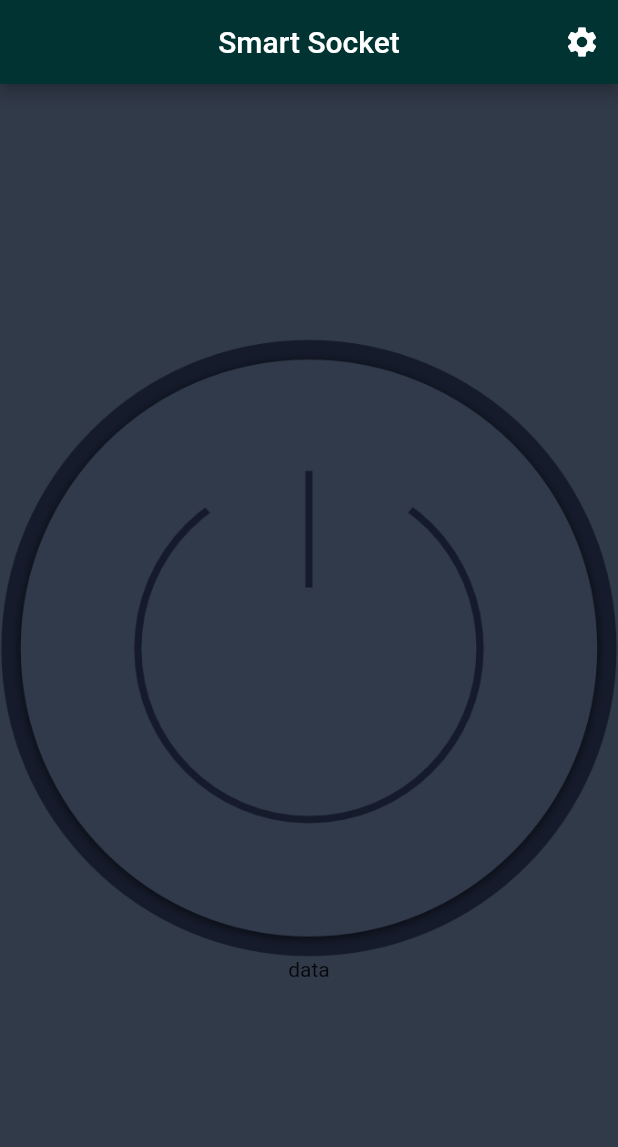
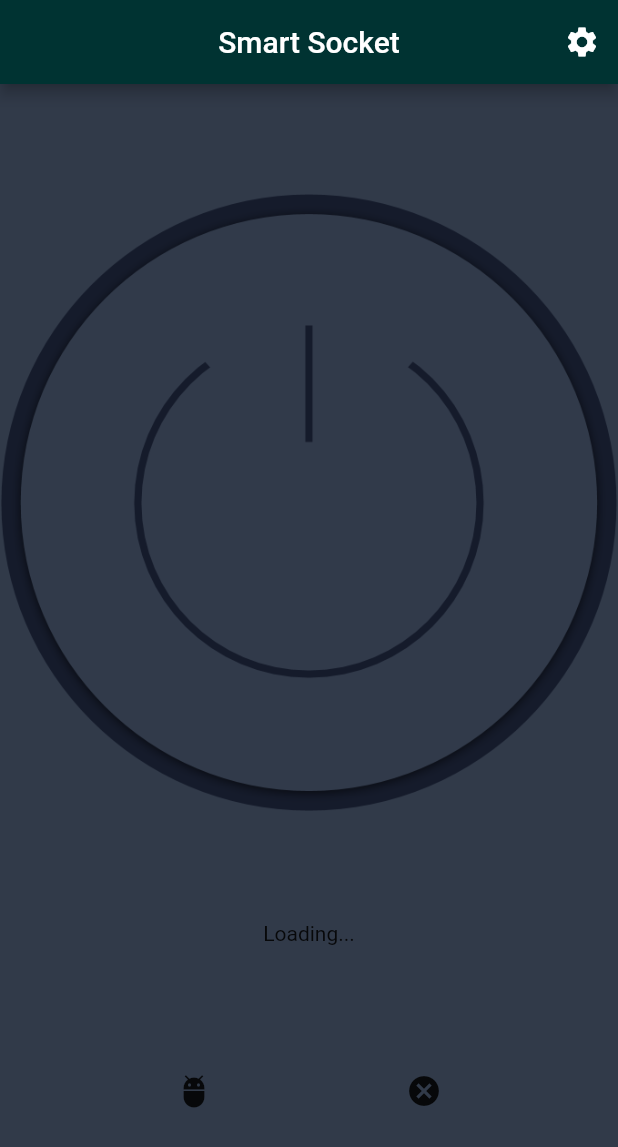
Before and after one commit to aleeraser/PyPlugApp, a Flutter app: the screen it shows after launch, on a phone screen of 412 x 824 dp. Shown: the top 1147 px of the screen. Run offline on Flutter 3.47's test engine with Material 2 defaults, Android fonts, the phone set to English and light mode, and no system bars.

Commit message:
Rewritten startup and socket connection logic. Socket timeout handling.

```diff
--- a/lib/main.dart
+++ b/lib/main.dart
@@ -1,6 +1,15 @@
+import 'dart:io';
+
 import 'package:flutter/material.dart';
+
+import 'customImageButton.dart';
 import 'settingsView.dart';
-import 'customImageButton.dart';
+
+const SOCKET_TIMEOUT = 5;
+
+Socket s;
+
+enum Commands { ATON, ATOFF, ATPRINT, ATZERO, ATRESET, ATPOWER, ATREAD, ATSTATE }
 
 void main() => runApp(MyApp());
 
@@ -12,22 +21,28 @@ class MyApp extends StatelessWidget {
       theme: ThemeData(
         primaryColor: Color.fromARGB(255, 0, 51, 50),
       ),
-      home: SocketHomePage(),
+      home: SmartSocketHomePage(),
     );
   }
 }
 
-class SocketHomePage extends StatefulWidget {
+class SmartSocketHomePage extends StatefulWidget {
   @override
-  _SocketHomePageState createState() => _SocketHomePageState();
+  _SmartSocketHomePageState createState() => _SmartSocketHomePageState();
 }
 
-class _SocketHomePageState extends State<SocketHomePage> {
-  // String _socketStatus = 'Socket is off';
-  bool _status = false;
-  var _assetImage = AssetImage("assets/images/btn_off.png");
-  var _image = new Image(image: AssetImage("assets/images/btn_off.png"));
-  var _bgColor = new Color.fromARGB(255, 49, 58, 73);
+class _SmartSocketHomePageState extends State<SmartSocketHomePage> {
+  final GlobalKey<ScaffoldState> _scaffoldKey = GlobalKey<ScaffoldState>();
+  bool _status;
+  String get statusText {
+    if (_status == null) {
+      return 'Loading...';
+    } else if (_status) {
+      return 'Socket is on';
+    } else {
+      return 'Socket is off';
+    }
+  }
 
   void _navigateToSettings() {
     Navigator.of(context).push(
@@ -39,11 +54,73 @@ class _SocketHomePageState extends State<SocketHomePage> {
     );
   }
 
+  void _destroySocket() {
+    if (s != null) {
+      s.close();
+      s.destroy();
+      s = null;
+      // debugPrint("Destroyed socket.");
+    } else {
+      debugPrint("Socket wasn't opened.");
+    }
+  }
+
+  void _socketConnection({Commands command, String url, int port, Function onDataCallback, Function onErrorCallback, Function onDoneCallback}) {
+    final _url = url != null ? url : '192.168.4.1';
+    final _port = port != null ? port : 8888;
+    final _commandStr = command.toString().replaceAll('Commands.', '');
+
+    Socket.connect(_url, _port, timeout: Duration(seconds: SOCKET_TIMEOUT)).then((Socket _s) {
+      s = _s;
+      s.write('$_commandStr\n');
+      s.listen(onDataCallback != null ? onDataCallback : null, onError: onErrorCallback != null ? onErrorCallback : (error) => _showMessage('Error'), cancelOnError: true,
+          onDone: () {
+        _destroySocket();
+
+        if (onDoneCallback != null) onDoneCallback();
+        debugPrint('$_commandStr completed');
+      });
+    }).catchError((error) {
+      final e = error as SocketException;
+      debugPrint(e.message);
+
+      // FIXME: is there really no other way?
+      if (e.message.toLowerCase().contains('timed out')) {
+        _showMessage('Error: timeout.', error: true);
+      } else {
+        _showMessage('Error.', error: true);
+      }
+    });
+  }
+
+  void _updateStatus({Function onDoneCallback}) {
+    _socketConnection(command: Commands.ATSTATE, onDataCallback: (data) => _status = String.fromCharCodes(data) == '1', onDoneCallback: onDoneCallback);
+  }
+
+  void _showMessage(String msg, {bool error = false}) {
+    _scaffoldKey.currentState.showSnackBar(SnackBar(
+      content: Text(msg),
+      backgroundColor: error ? Colors.red[900] : null,
+    ));
+  }
+
+  @override
+  void initState() {
+    if (_status == null) {
+      _updateStatus(onDoneCallback: () {
+        debugPrint('Status: ${_status ? 'on' : 'off'}');
+        setState(() => null);
+      });
+    }
+    super.initState();
+  }
+
   @override
   Widget build(BuildContext context) {
     return Scaffold(
+      key: _scaffoldKey,
       appBar: AppBar(
-        title: Text('Smart Socket'),
+        title: const Text('Smart Socket'),
         centerTitle: true,
         actions: <Widget>[
           IconButton(
@@ -52,29 +129,48 @@ class _SocketHomePageState extends State<SocketHomePage> {
           ),
         ],
       ),
-      body: new Center(
+      body: Center(
         child: Column(
-          mainAxisAlignment: MainAxisAlignment.center,
+          mainAxisAlignment: MainAxisAlignment.spaceEvenly,
           children: <Widget>[
             CustomImageButton(
-                assetImage: _assetImage,
+                assetImage: _status != null && _status ? const AssetImage('assets/images/btn_on.png') : const AssetImage('assets/images/btn_off.png'),
                 onTap: () {
-                  setState(() {
-                    _status = !_status;
-                    if (_status) {
-                      _assetImage = new AssetImage("assets/images/btn_on.png");
-                      _bgColor = Colors.white;
-                    } else {
-                      _assetImage = new AssetImage("assets/images/btn_off.png");
-                      _bgColor = new Color.fromARGB(255, 49, 58, 73);
-                    }
-                  });
+                  _socketConnection(
+                      command: _status ? Commands.ATOFF : Commands.ATON,
+                      onDoneCallback: () {
+                        final _oldStatus = _status;
+
+                        _updateStatus(
+                            onDoneCallback: () => setState(() {
+                                  if (_oldStatus == _status) {
+                                    _showMessage('Error');
+                                  }
+                                }));
+                      });
                 }),
-            Text("data")
+            Text(statusText),
+            Row(
+              mainAxisAlignment: MainAxisAlignment.spaceEvenly,
+              children: <Widget>[
+                IconButton(
+                  icon: const Icon(Icons.adb),
+                  onPressed: () {
+                    _updateStatus();
+                  },
+                ),
+                IconButton(
+                  icon: const Icon(Icons.cancel),
+                  onPressed: () {
+                    _destroySocket();
+                  },
+                )
+              ],
+            ),
           ],
         ),
       ),
-      backgroundColor: _bgColor,
+      backgroundColor: _status != null && _status ? Colors.white : const Color.fromARGB(255, 49, 58, 73),
     );
   }
 }
```
